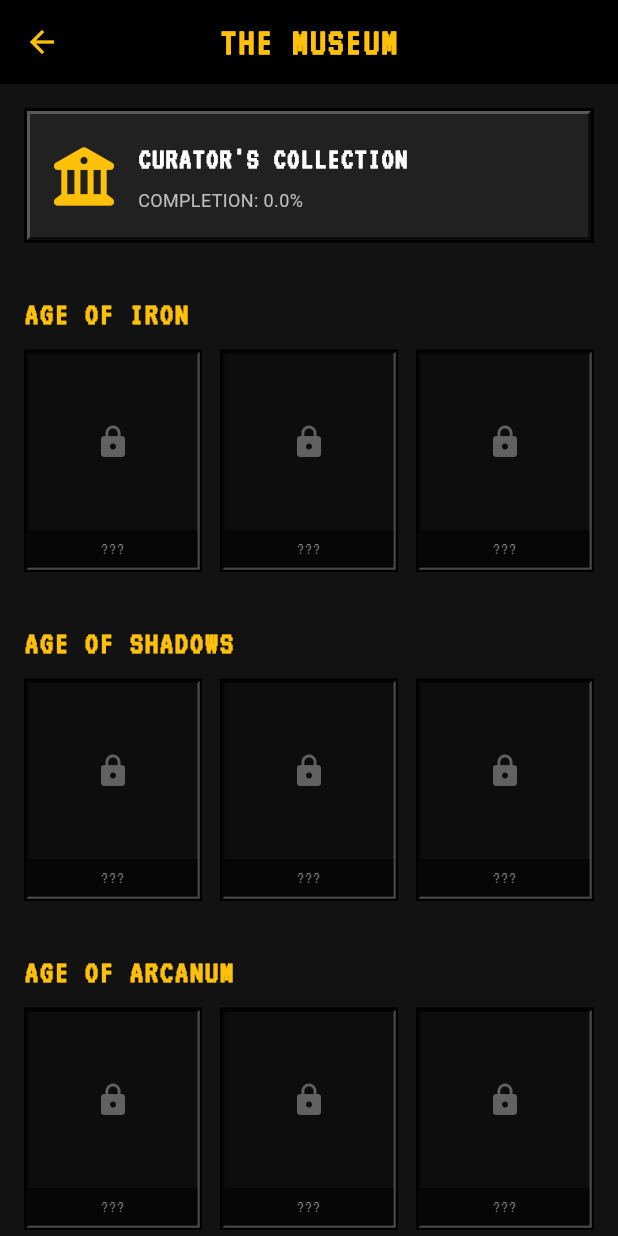
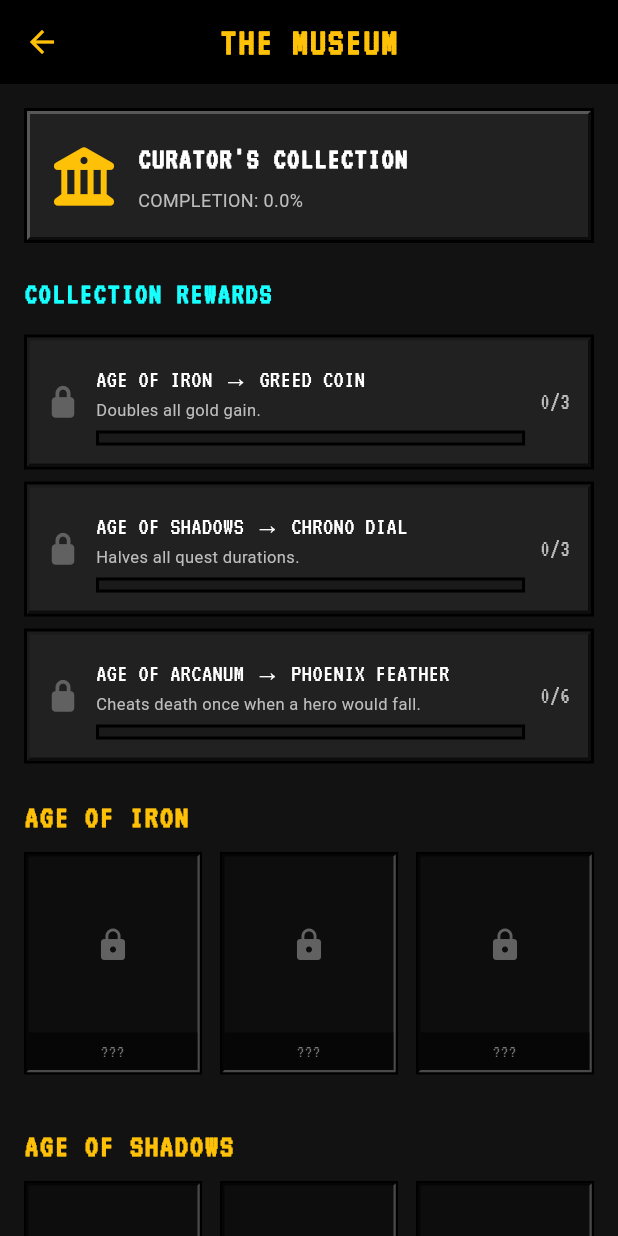
Before and after one commit to parkerallen1/guilds-of-antiquity, a Flutter app: the MuseumScreen screen opened directly, on a phone screen of 412 x 824 dp. Run offline on Flutter 3.47's test engine with Material 3 defaults, Android fonts, the phone set to English and light mode, and no system bars; our stand-ins replace audioplayers, flutter_animate, flutter_riverpod, font_awesome_flutter, google_fonts, hive and 1 more; accounts and stored records are empty; Roboto replaces fonts that are missing (Pixelify Sans).

Commit message:
feat(meta): museum-set completion awards Artifacts (P3.2 + P3.3)
Artifacts had working gameplay hooks (double gold, half quest time, cheat
death) but addArtifact was never called — no earn path. And completing a
museum collection did nothing. Tie them together:

- MuseumSets defines three Era collections, each awarding an Artifact:
  Age of Iron -> Greed Coin, Age of Shadows -> Chrono Dial,
  Age of Arcanum -> Phoenix Feather.
- unlockMuseumItem grants the set's Artifact the moment its last item is
  unlocked. Driven by the fresh-unlock event, so it fires exactly once per set
  (the consumable Phoenix Feather won't re-grant after being used).
- The Museum screen gains a 'Collection Rewards' panel showing each set's
  artifact, description, progress bar, and earned state.

Since the Artifacts are permanent passives, this delivers both the earn path
(P3.2) and meaningful set-completion rewards (P3.3).

flutter analyze clean; 29 tests green.

```diff
--- /dev/null
+++ b/lib/data/museum_sets.dart
@@ -0,0 +1,80 @@
+/// Museum collections grouped by Era. Completing a set (unlocking every item)
+/// awards its Artifact — the earn path that was previously missing (P3.2), and
+/// since the Artifacts are powerful permanent passives, this also gives set
+/// completion a real, lasting reward (P3.3).
+class MuseumSet {
+  final String id;
+  final String title;
+  final List<String> itemIds;
+  final String artifactId; // matches GameState.activeArtifactIds ids
+  final String artifactName;
+  final String rewardDescription;
+
+  const MuseumSet({
+    required this.id,
+    required this.title,
+    required this.itemIds,
+    required this.artifactId,
+    required this.artifactName,
+    required this.rewardDescription,
+  });
+
+  /// True once every item in the set has been unlocked.
+  bool isComplete(List<String> unlockedItemIds) =>
+      itemIds.every(unlockedItemIds.contains);
+
+  int unlockedCount(List<String> unlockedItemIds) =>
+      itemIds.where(unlockedItemIds.contains).length;
+}
+
+class MuseumSets {
+  static const List<MuseumSet> all = [
+    MuseumSet(
+      id: 'age_of_iron',
+      title: 'Age of Iron',
+      itemIds: [
+        'whispering_stone_fragment',
+        'corrupted_root',
+        'bandit_badge',
+      ],
+      artifactId: 'greed_coin',
+      artifactName: 'Greed Coin',
+      rewardDescription: 'Doubles all gold gain.',
+    ),
+    MuseumSet(
+      id: 'age_of_shadows',
+      title: 'Age of Shadows',
+      itemIds: [
+        'frozen_heart',
+        'void_essence',
+        'ash_king_head',
+      ],
+      artifactId: 'chrono_dial',
+      artifactName: 'Chrono Dial',
+      rewardDescription: 'Halves all quest durations.',
+    ),
+    MuseumSet(
+      id: 'age_of_arcanum',
+      title: 'Age of Arcanum',
+      itemIds: [
+        'thrall_helmet',
+        'crown_eclipse',
+        'shard_reality',
+        'abdication_ring',
+        'tear_bride',
+        'thorne_dagger',
+      ],
+      artifactId: 'phoenix_feather',
+      artifactName: 'Phoenix Feather',
+      rewardDescription: 'Cheats death once when a hero would fall.',
+    ),
+  ];
+
+  /// The set that [itemId] belongs to, or null if it isn't part of any set.
+  static MuseumSet? setContaining(String itemId) {
+    for (final s in all) {
+      if (s.itemIds.contains(itemId)) return s;
+    }
+    return null;
+  }
+}
--- a/lib/providers/game_provider.dart
+++ b/lib/providers/game_provider.dart
@@ -5,6 +5,7 @@ import '../models/business_model.dart';
 import '../models/artifact.dart';
 import '../models/museum_state.dart';
 import '../models/log_entry_model.dart';
+import '../data/museum_sets.dart';
 
 import '../services/feedback_service.dart';
 import '../services/audio_service.dart';
@@ -349,6 +350,25 @@ class GameNotifier extends StateNotifier<GameState> {
         "Museum Collection Updated!",
         FeedbackType.info,
       );
+
+      // Museum-set completion grants the set's Artifact (P3.2/P3.3). This is
+      // driven by the fresh unlock, so it fires exactly once per set — even
+      // the consumable Phoenix Feather won't re-grant later.
+      final set = MuseumSets.setContaining(itemId);
+      if (set != null &&
+          set.isComplete(newIds) &&
+          !state.activeArtifactIds.contains(set.artifactId)) {
+        addArtifact(set.artifactId);
+        _log.addLog(
+          "${set.title} collection complete! Earned the ${set.artifactName}.",
+          LogType.loot,
+        );
+        _feedback.showFloatingText(
+          "ARTIFACT EARNED: ${set.artifactName}!",
+          FeedbackType.success,
+        );
+        _audio.playLegendaryDrop();
+      }
     }
   }
 
--- a/lib/ui/screens/museum_screen.dart
+++ b/lib/ui/screens/museum_screen.dart
@@ -7,6 +7,7 @@ import '../../services/hive_service.dart';
 import '../../models/museum_state.dart';
 import '../../models/item_model.dart';
 import '../../data/museum_items.dart';
+import '../../data/museum_sets.dart';
 import '../widgets/retro_widgets.dart';
 
 class MuseumScreen extends ConsumerWidget {
@@ -58,7 +59,9 @@ class MuseumScreen extends ConsumerWidget {
               crossAxisAlignment: CrossAxisAlignment.start,
               children: [
                 _buildHeader(museumState.completionPercentage),
-                const SizedBox(height: 24),
+                const SizedBox(height: 20),
+                _buildSetRewards(unlockedIds),
+                const SizedBox(height: 8),
                 _buildSection("AGE OF IRON", era1Items, unlockedIds),
                 _buildSection("AGE OF SHADOWS", era2Items, unlockedIds),
                 _buildSection("AGE OF ARCANUM", era3Items, unlockedIds),
@@ -108,6 +111,85 @@ class MuseumScreen extends ConsumerWidget {
               ],
             ),
           ),
+        ],
+      ),
+    );
+  }
+
+  Widget _buildSetRewards(Set<String> unlockedIds) {
+    final unlocked = unlockedIds.toList();
+    return Column(
+      crossAxisAlignment: CrossAxisAlignment.start,
+      children: [
+        Text(
+          "COLLECTION REWARDS",
+          style: GoogleFonts.vt323(
+            color: Colors.cyanAccent,
+            fontSize: 20,
+            fontWeight: FontWeight.bold,
+            letterSpacing: 1.2,
+          ),
+        ),
+        const SizedBox(height: 8),
+        for (final set in MuseumSets.all)
+          _buildSetRewardTile(set, unlocked),
+      ],
+    );
+  }
+
+  Widget _buildSetRewardTile(MuseumSet set, List<String> unlockedIds) {
+    final unlocked = set.unlockedCount(unlockedIds);
+    final total = set.itemIds.length;
+    final complete = unlocked >= total;
+    return RetroPanel(
+      margin: const EdgeInsets.symmetric(vertical: 4),
+      padding: const EdgeInsets.all(12),
+      backgroundColor: Colors.grey[900],
+      borderWidth: 2,
+      bevelWidth: 2,
+      highlightColor:
+          (complete ? Colors.amber : Colors.transparent).withValues(alpha: 0.18),
+      child: Row(
+        children: [
+          Icon(
+            complete ? FontAwesomeIcons.medal : FontAwesomeIcons.lock,
+            color: complete ? Colors.amber : Colors.grey[700],
+            size: 20,
+          ),
+          const SizedBox(width: 12),
+          Expanded(
+            child: Column(
+              crossAxisAlignment: CrossAxisAlignment.start,
+              children: [
+                Text(
+                  "${set.title} → ${set.artifactName}".toUpperCase(),
+                  style: GoogleFonts.vt323(color: Colors.white, fontSize: 17),
+                ),
+                Text(
+                  set.rewardDescription,
+                  style: GoogleFonts.pixelifySans(
+                    color: Colors.grey[400],
+                    fontSize: 11,
+                  ),
+                ),
+                const SizedBox(height: 6),
+                RetroProgressBar(
+                  value: total == 0 ? 0 : unlocked / total,
+                  progressColor: complete ? Colors.amber : Colors.cyanAccent,
+                  height: 10,
+                  segments: total,
+                ),
+              ],
+            ),
+          ),
+          const SizedBox(width: 10),
+          if (complete)
+            const Icon(FontAwesomeIcons.check, color: Colors.green, size: 16)
+          else
+            Text(
+              "$unlocked/$total",
+              style: GoogleFonts.vt323(color: Colors.grey[400], fontSize: 16),
+            ),
         ],
       ),
     );
```
